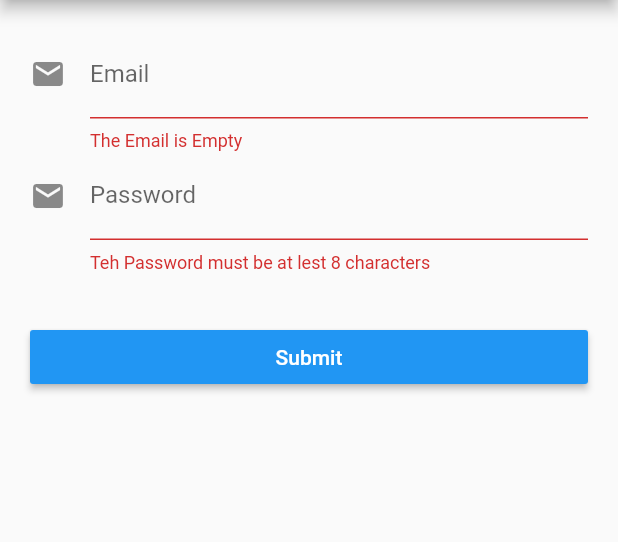
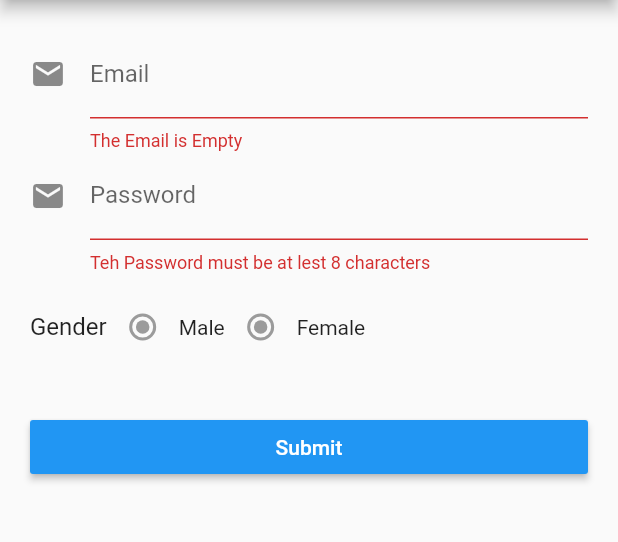
Before and after one commit to AUNG533/Form_Validation, a Flutter app: the screen it shows after launch, after a tap on "Submit", on a phone screen of 412 x 824 dp, the part 84-626 px from its top. Run offline on Flutter 3.47's test engine with Material 2 defaults, Android fonts, the phone set to English and light mode, and no system bars; our stand-ins replace validators.

Commit message:
_buildGenderForm

```diff
--- a/lib/main.dart
+++ b/lib/main.dart
@@ -1,6 +1,7 @@
-// ignore_for_file: prefer_const_constructors
+// ignore_for_file: prefer_const_constructors, prefer_const_literals_to_create_immutables
 
 import 'package:flutter/material.dart';
+import 'package:validators/validators.dart';
 
 void main() {
   runApp(const MyApp());
@@ -53,6 +54,7 @@ class CustomForm extends StatefulWidget {
 
 class _CustomFormState extends State<CustomForm> {
   final _formKey = GlobalKey<FormState>();
+  User user = User();
 
   @override
   Widget build(BuildContext context) {
@@ -81,7 +83,8 @@ class _CustomFormState extends State<CustomForm> {
               validator: validatorPassword,
               onSaved: null,
             ),
-            _buildSubmitButton()
+            _buildGenderForm(),
+            _buildSubmitButton(),
           ],
         ),
       ),
@@ -91,6 +94,9 @@ class _CustomFormState extends State<CustomForm> {
   String? validatorEmail(value) {
     if (value == null || value.isEmpty) {
       return 'The Email is Empty';
+    }
+    if (!isEmail(value)) {
+      return "The Email must be a valid email.";
     }
     return null;
   }
@@ -105,6 +111,21 @@ class _CustomFormState extends State<CustomForm> {
   InputDecoration _buildInputDecoration(
       {required String label, String? hint, required IconData icon}) {
     return InputDecoration(labelText: label, hintText: hint, icon: Icon(icon));
+  }
+
+  Widget _buildGenderForm() {
+    return Container(
+      margin: EdgeInsets.only(top: 12),
+      child: Row(
+        children: [
+          Text("Gender", style: TextStyle(fontSize: 16),),
+          Radio(value: "male", groupValue: user.gender, onChanged: null),
+          Text("Male"),
+          Radio(value: "male", groupValue: user.gender, onChanged: null),
+          Text("Female"),
+        ],
+      ),
+    );
   }
 
   Widget _buildSubmitButton() {
--- a/pubspec.yaml
+++ b/pubspec.yaml
@@ -33,7 +33,8 @@ dependencies:
 
   # The following adds the Cupertino Icons font to your application.
   # Use with the CupertinoIcons class for iOS style icons.
-  cupertino_icons: ^1.0.2
+  cupertino_icons: ^1.0.4
+  validators: ^3.0.0
 
 dev_dependencies:
   flutter_test:
```
Also changed, not shown: pubspec.lock.
